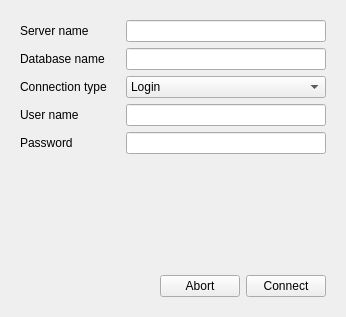
Qt form AuthorizationWindow.ui (DStalytenkoDev/SchoolCRM) before a commit.
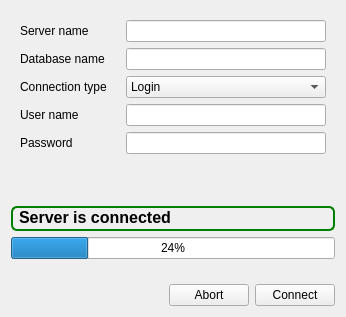
The same form after that commit.

Commit message: bug fix, Authorization gets ui update and state machine, little fixes bug: double subjects after subject append in class module bug: crash down after reselect class bug: teacher change does not change bug: teacher change does not shows error when it need

What changed in the file:
```diff
--- a/AuthorizationWindow.ui
+++ b/AuthorizationWindow.ui
@@ -25,11 +25,9 @@
   <property name="windowTitle">
    <string>Form</string>
   </property>
-  <layout class="QVBoxLayout" name="verticalLayout_2">
+  <layout class="QVBoxLayout" name="verticalLayout">
    <item>
     <widget class="QFrame" name="settingsFrame">
-     <layout class="QVBoxLayout" name="verticalLayout" stretch="1,0,0">
-      <item>
        <layout class="QGridLayout" name="gridLayout" columnstretch="1,2">
         <item row="0" column="1">
          <widget class="QLineEdit" name="serverName"/>
@@ -97,9 +95,10 @@
          </widget>
         </item>
        </layout>
+    </widget>
       </item>
       <item>
-       <spacer name="verticalSpacer">
+    <spacer name="verticalSpacer_2">
         <property name="orientation">
          <enum>Qt::Vertical</enum>
         </property>
@@ -111,6 +110,50 @@
         </property>
        </spacer>
       </item>
+   <item>
+    <widget class="QLabel" name="serverConnectedLabel">
+     <property name="font">
+      <font>
+       <pointsize>12</pointsize>
+       <bold>true</bold>
+      </font>
+     </property>
+     <property name="styleSheet">
+      <string notr="true">color: black;
+border-style: solid;
+border-width: 2px;
+border-radius: 6px;
+border-color: green;
+padding: 0px 2px 2px 2px;</string>
+     </property>
+     <property name="text">
+      <string>Server is connected</string>
+     </property>
+    </widget>
+   </item>
+   <item>
+    <widget class="QProgressBar" name="progressBar">
+     <property name="value">
+      <number>24</number>
+     </property>
+     <property name="format">
+      <string>%p%</string>
+     </property>
+    </widget>
+   </item>
+   <item>
+    <spacer name="verticalSpacer">
+     <property name="orientation">
+      <enum>Qt::Vertical</enum>
+     </property>
+     <property name="sizeHint" stdset="0">
+      <size>
+       <width>20</width>
+       <height>21</height>
+      </size>
+     </property>
+    </spacer>
+   </item>
       <item>
        <layout class="QHBoxLayout" name="controlsLayout">
         <item>
@@ -141,9 +184,6 @@
          </widget>
         </item>
        </layout>
-      </item>
-     </layout>
-    </widget>
    </item>
   </layout>
  </widget>
```
Left out of the diff: 2 changed lines with no effect on the pictures. Lines whose indentation alone changed are shown as unchanged. The commit also changes 10 other files.
